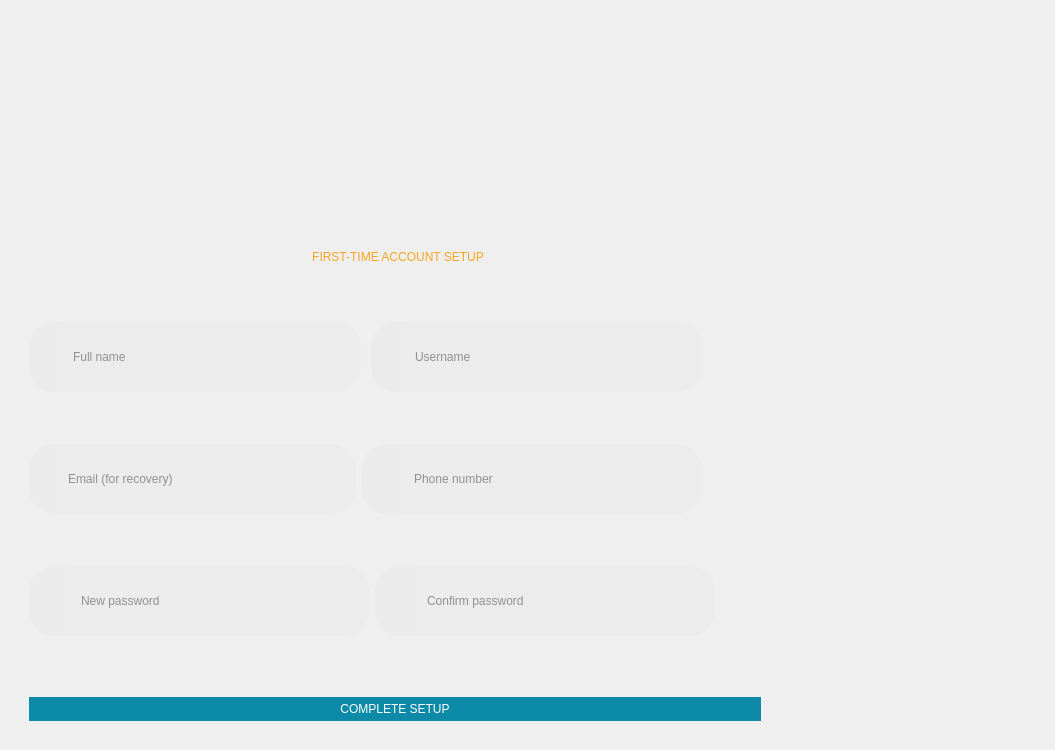
Before: the Qt Designer form Desktop_Application/Frontend/ui-files/firstTime-setup.ui in DreddVDomasian/Petmate-Desktop-Application, drawn with Qt 5.
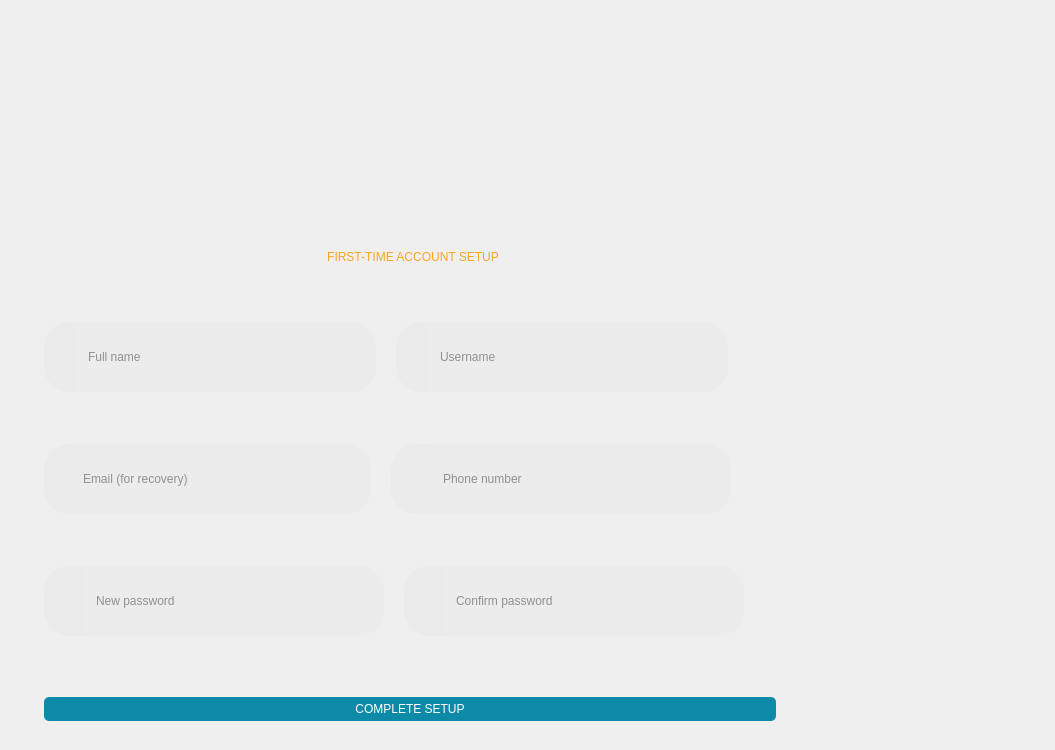
After: the same form once the commit is applied. Icons and pictures are not drawn.

The edit to the form file:
```diff
--- a/Desktop_Application/Frontend/ui-files/firstTime-setup.ui
+++ b/Desktop_Application/Frontend/ui-files/firstTime-setup.ui
@@ -142,7 +142,7 @@
         </property>
         <layout class="QVBoxLayout" name="verticalLayout_3">
          <property name="leftMargin">
-          <number>20</number>
+          <number>35</number>
          </property>
          <property name="rightMargin">
           <number>0</number>
@@ -216,7 +216,7 @@
               </property>
               <layout class="QHBoxLayout" name="horizontalLayout_14">
                <property name="spacing">
-                <number>10</number>
+                <number>20</number>
                </property>
                <property name="leftMargin">
                 <number>0</number>
@@ -466,6 +466,9 @@
                <enum>QFrame::Raised</enum>
               </property>
               <layout class="QHBoxLayout" name="horizontalLayout_15">
+               <property name="spacing">
+                <number>20</number>
+               </property>
                <property name="leftMargin">
                 <number>0</number>
                </property>
@@ -720,6 +723,9 @@
                <enum>QFrame::Raised</enum>
               </property>
               <layout class="QHBoxLayout" name="horizontalLayout_16">
+               <property name="spacing">
+                <number>20</number>
+               </property>
                <property name="leftMargin">
                 <number>0</number>
                </property>
@@ -993,7 +999,7 @@
 	padding:5px;
 	background-color:#0C8AA7;
 	border:none;
-	border-radius:20px;
+	border-radius: 5px;
 	font: 87 20pt &quot;Montserrat Black&quot;;
 	color:rgb(255, 255, 255);
 }</string>
```
